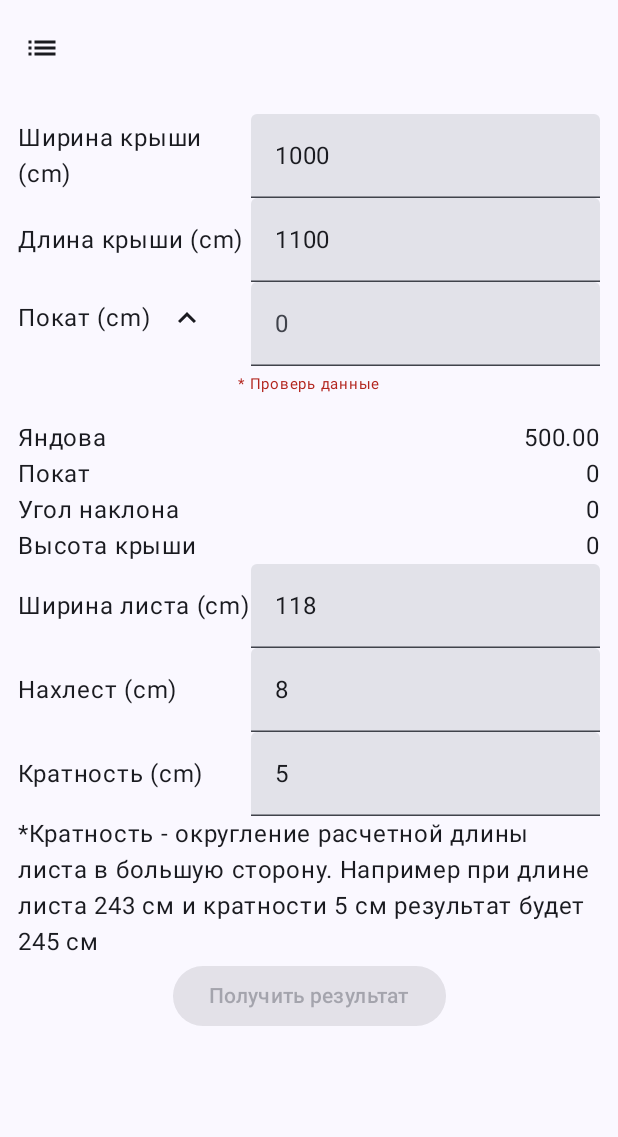
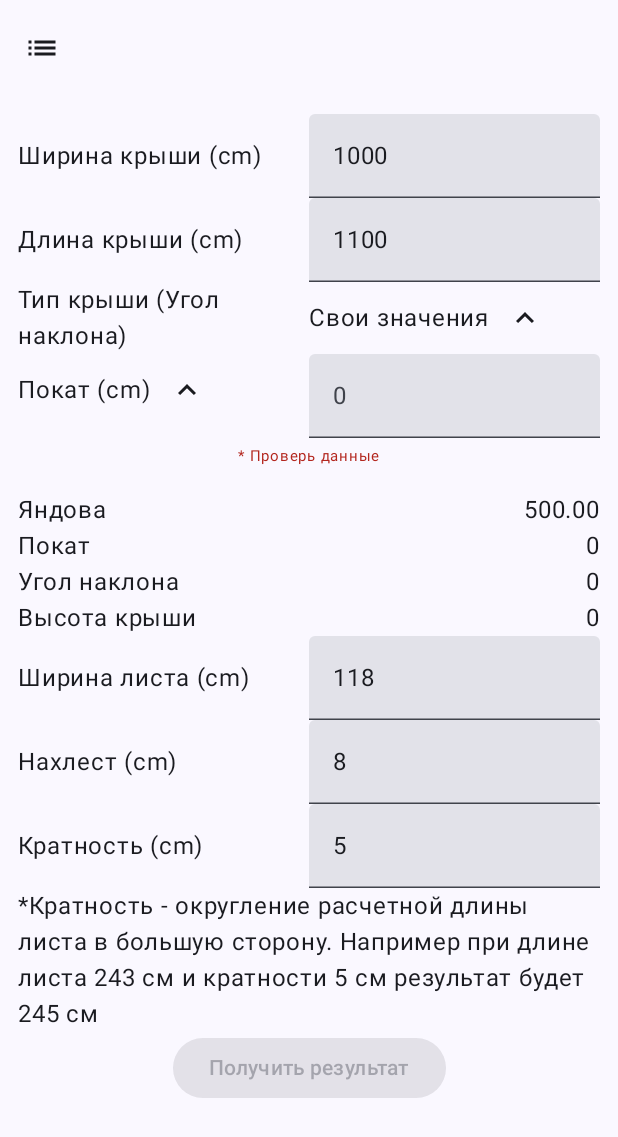
Before and after one commit to pavlig43/Roof_app, an Android app built with Jetpack Compose: the screen it shows after launch (MainActivity), on a phone screen of 412 x 824 dp. Shown: the top 1137 px of the screen. Run offline under Robolectric (Android 15) with nearby library versions, the phone set to English and light mode, and no system bars; our stand-ins replace Dagger/Hilt's generated code.

Commit message:
add variant of calculate of roof from RoofType

```diff
--- a/app/src/main/java/com/pavlig43/roofapp/UIConstants.kt
+++ b/app/src/main/java/com/pavlig43/roofapp/UIConstants.kt
@@ -3,4 +3,4 @@ package com.pavlig43.roofapp
 /**
  * Ширина текстового обозначения параметра,чтобы в списке параметров все элементы были одинаковые
  */
-const val WIDTH_COLUMN_PERCENT = 0.4f
+const val WIDTH_COLUMN_PERCENT = 0.5f
--- a/app/src/main/java/com/pavlig43/roofapp/model/RoofParamsClassic4Scat.kt
+++ b/app/src/main/java/com/pavlig43/roofapp/model/roofParamsClassic4Scat/CalculateRoofParamsClassic4Scat.kt
@@ -1,67 +1,12 @@
-package com.pavlig43.roofapp.model
+package com.pavlig43.roofapp.model.roofParamsClassic4Scat
 
 import com.pavlig43.mathbigdecimal.shapes.RightTriangle
-import com.pavlig43.mathbigdecimal.shapes.Trapezoid
 import com.pavlig43.mathbigdecimal.utils.hypot
-import com.pavlig43.roof_app.R
 import java.math.BigDecimal
 import java.math.RoundingMode
 
-/**
- * класс для орределения 4хскатной крыши
- */
-data class RoofParamsClassic4Scat(
-    val width: RoofParam = RoofParam(RoofParamName.WIDTH, value = BigDecimal("1000")),
-    val len: RoofParam = RoofParam(RoofParamName.LEN, value = BigDecimal("1100")),
-    // угол наклона листа
-    val angle: RoofParam = RoofParam(RoofParamName.ANGLE, unit = UnitOfMeasurement.ANGLE),
-    val height: RoofParam = RoofParam(RoofParamName.HEIGHT),
-    // Покат
-    val pokat: RoofParam = RoofParam(RoofParamName.POKAT),
-
-) {
-    val yandova: RoofParam by lazy {
-        RoofParam(
-            RoofParamName.YANDOVA,
-            hypot(width.value.divide(BigDecimal(2)), pokat.value)
-        )
-    }
-
-    /**
-     * Длина конька - верхнего основания трапеции
-     */
-    val smallFoot: RoofParam by lazy {
-        RoofParam(
-            RoofParamName.SMALL_FOOT,
-            Trapezoid.smallFoot(
-                bigFoot = len.value,
-                height = pokat.value,
-                edge = yandova.value,
-            )
-        )
-    }
-}
-
-enum class RoofParamName(
-    val title: Int,
-) {
-    WIDTH(R.string.width_roof),
-    LEN(R.string.len_roof),
-    ANGLE(R.string.angle_tilt),
-    HEIGHT(R.string.height_roof),
-    POKAT(R.string.pokat),
-    SMALL_FOOT(R.string.small_foot),
-    YANDOVA(R.string.yandova)
-}
-
-data class RoofParam(
-    val name: RoofParamName,
-    val value: BigDecimal = BigDecimal.ZERO,
-    val unit: UnitOfMeasurement = UnitOfMeasurement.CM,
-)
-
-fun RoofParamsClassic4Scat.updateRoofParams(roofParam: RoofParam): RoofParamsClassic4Scat =
-    when (roofParam.name) {
+fun RoofParamsClassic4Scat.updateRoofParams(roofParam: RoofParam): RoofParamsClassic4Scat {
+    return when (roofParam.name) {
         RoofParamName.WIDTH -> this.copy(width = roofParam)
         RoofParamName.LEN -> this.copy(len = roofParam)
         RoofParamName.ANGLE -> this.calculateFromAngle(roofParam)
@@ -69,7 +14,15 @@ fun RoofParamsClassic4Scat.updateRoofParams(roofParam: RoofParam): RoofParamsCla
         RoofParamName.POKAT -> this.calculateFromPokat(roofParam)
         RoofParamName.SMALL_FOOT -> TODO()
         RoofParamName.YANDOVA -> TODO()
-    }
+    }.copy(roofType = RoofType.None)
+}
+
+fun RoofParamsClassic4Scat.calculateFromRoofType(roofType: RoofType): RoofParamsClassic4Scat {
+    val angle =
+        RoofParam(RoofParamName.ANGLE, roofType.angle ?: return this.copy(roofType = RoofType.None))
+
+    return this.calculateFromAngle(angle).copy(roofType = roofType)
+}
 
 /**
  * Пересчитывается высота,покат исходя из угла наклона
--- /dev/null
+++ b/app/src/main/java/com/pavlig43/roofapp/model/roofParamsClassic4Scat/RoofParam.kt
@@ -0,0 +1,23 @@
+package com.pavlig43.roofapp.model.roofParamsClassic4Scat
+
+import com.pavlig43.roof_app.R
+import com.pavlig43.roofapp.model.UnitOfMeasurement
+import java.math.BigDecimal
+
+data class RoofParam(
+    val name: RoofParamName,
+    val value: BigDecimal = BigDecimal.ZERO,
+    val unit: UnitOfMeasurement = UnitOfMeasurement.CM,
+)
+
+enum class RoofParamName(
+    val title: Int,
+) {
+    WIDTH(R.string.width_roof),
+    LEN(R.string.len_roof),
+    ANGLE(R.string.angle_tilt),
+    HEIGHT(R.string.height_roof),
+    POKAT(R.string.pokat),
+    SMALL_FOOT(R.string.small_foot),
+    YANDOVA(R.string.yandova)
+}
--- /dev/null
+++ b/app/src/main/java/com/pavlig43/roofapp/model/roofParamsClassic4Scat/RoofParamsClassic4Scat.kt
@@ -0,0 +1,42 @@
+package com.pavlig43.roofapp.model.roofParamsClassic4Scat
+
+import com.pavlig43.mathbigdecimal.shapes.Trapezoid
+import com.pavlig43.mathbigdecimal.utils.hypot
+import com.pavlig43.roofapp.model.UnitOfMeasurement
+import java.math.BigDecimal
+
+/**
+ * класс для орределения 4хскатной крыши
+ */
+data class RoofParamsClassic4Scat(
+    val width: RoofParam = RoofParam(RoofParamName.WIDTH, value = BigDecimal("1000")),
+    val len: RoofParam = RoofParam(RoofParamName.LEN, value = BigDecimal("1100")),
+    // угол наклона листа
+    val angle: RoofParam = RoofParam(RoofParamName.ANGLE, unit = UnitOfMeasurement.ANGLE),
+    val height: RoofParam = RoofParam(RoofParamName.HEIGHT),
+    // Покат
+    val pokat: RoofParam = RoofParam(RoofParamName.POKAT),
+    val roofType: RoofType = RoofType.None
+
+) {
+    val yandova: RoofParam by lazy {
+        RoofParam(
+            RoofParamName.YANDOVA,
+            hypot(width.value.divide(BigDecimal(2)), pokat.value)
+        )
+    }
+
+    /**
+     * Длина конька - верхнего основания трапеции
+     */
+    val smallFoot: RoofParam by lazy {
+        RoofParam(
+            RoofParamName.SMALL_FOOT,
+            Trapezoid.smallFoot(
+                bigFoot = len.value,
+                height = pokat.value,
+                edge = yandova.value,
+            )
+        )
+    }
+}
--- /dev/null
+++ b/app/src/main/java/com/pavlig43/roofapp/model/roofParamsClassic4Scat/RoofType.kt
@@ -0,0 +1,12 @@
+package com.pavlig43.roofapp.model.roofParamsClassic4Scat
+
+import androidx.annotation.StringRes
+import com.pavlig43.roof_app.R
+import java.math.BigDecimal
+
+enum class RoofType(@StringRes val title: Int, val angle: BigDecimal?) {
+    None(R.string.its_values, null),
+    Candle(R.string.candle, BigDecimal("40")),
+    Standard(R.string.standard, BigDecimal("30")),
+    Flat(R.string.flat, BigDecimal("25"))
+}
--- a/app/src/main/java/com/pavlig43/roofapp/ui/calculationTile4scat/CalculationTile4ScatScreen.kt
+++ b/app/src/main/java/com/pavlig43/roofapp/ui/calculationTile4scat/CalculationTile4ScatScreen.kt
@@ -24,17 +24,19 @@ import androidx.compose.ui.unit.sp
 import androidx.hilt.navigation.compose.hiltViewModel
 import com.pavlig43.roof_app.R
 import com.pavlig43.roofapp.WIDTH_COLUMN_PERCENT
-import com.pavlig43.roofapp.model.RoofParam
-import com.pavlig43.roofapp.model.RoofParamName
-import com.pavlig43.roofapp.model.RoofParamsClassic4Scat
 import com.pavlig43.roofapp.model.Sheet
 import com.pavlig43.roofapp.model.SheetParam
+import com.pavlig43.roofapp.model.roofParamsClassic4Scat.RoofParam
+import com.pavlig43.roofapp.model.roofParamsClassic4Scat.RoofParamName
+import com.pavlig43.roofapp.model.roofParamsClassic4Scat.RoofParamsClassic4Scat
+import com.pavlig43.roofapp.model.roofParamsClassic4Scat.RoofType
 import com.pavlig43.roofapp.ui.kit.ArrowIconButton
 import com.pavlig43.roofapp.ui.kit.CalculateSheetParams
 import com.pavlig43.roofapp.ui.kit.rowParam.ParamRow
 import com.pavlig43.roofapp.ui.kit.rowParam.TextFieldBigDecimal
 import com.pavlig43.roofapp.ui.kit.rowParam.TextParam
 import com.pavlig43.roofapp.ui.theme.Roof_appTheme
+import java.math.RoundingMode
 
 @Composable
 fun CalculationTile4ScatMainScreen(moveToPdfResult: () -> Unit) {
@@ -58,6 +60,7 @@ private fun CalculationTile4ScatMainScreenp(
         updateSheetParam = viewModel::updateSheetParams,
         selectedOption = selectedOption,
         changeSelectedOption = viewModel::changeSelectedOption,
+        calculateFromRoofType = viewModel::calculateFromRoofType,
         isValid = isValid,
         getResult = {
             viewModel.getResult()
@@ -78,6 +81,7 @@ private fun CalculationTile4Scat(
     updateSheetParam: (SheetParam) -> Unit,
     selectedOption: RoofParam,
     changeSelectedOption: (RoofParam) -> Unit,
+    calculateFromRoofType: (RoofType) -> Unit,
     isValid: Boolean,
     getResult: () -> Unit,
     modifier: Modifier = Modifier,
@@ -97,12 +101,19 @@ private fun CalculationTile4Scat(
                 unit = roofParam.unit.title,
             )
         }
-        RoofParamDropMenu(
-            paramsState = paramsState,
-            updateRoofParam = updateRoofParam,
-            selectedOption = selectedOption,
-            changeSelectedOption = changeSelectedOption,
+        RoofTypeMenu(
+            roofType = paramsState.roofType,
+            calculateFromRoofType = calculateFromRoofType
         )
+        if (paramsState.roofType == RoofType.None) {
+            RoofParamDropMenu(
+                paramsState = paramsState,
+                updateRoofParam = updateRoofParam,
+                selectedOption = selectedOption,
+                changeSelectedOption = changeSelectedOption,
+            )
+        }
+
         if (!isValid) {
             Text(
                 text = "* Проверь данные",
@@ -126,8 +137,55 @@ private fun CalculationTile4Scat(
     }
 }
 
+@Composable
+private fun RoofTypeMenu(
+    roofType: RoofType,
+    calculateFromRoofType: (RoofType) -> Unit,
+    modifier: Modifier = Modifier,
+) {
+    var expanded by remember { mutableStateOf(false) }
+    Row(
+        modifier = modifier.fillMaxWidth(),
+        verticalAlignment = Alignment.CenterVertically
+    ) {
+        Text(
+            stringResource(R.string.roof_type) +
+                " (${stringResource(R.string.angle_tilt)})",
+            modifier = Modifier.fillMaxWidth(
+                WIDTH_COLUMN_PERCENT
+            )
+        )
+        Text(stringResource(roofType.title))
+        ArrowIconButton(
+            expanded = expanded,
+            changeExpanded = { expanded = !expanded }
+        )
+        Column {
+            DropdownMenu(
+                expanded = expanded,
+                onDismissRequest = { expanded = false }
+            ) {
+                RoofType.entries.forEach {
+                    DropdownMenuItem(
+                        text = {
+                            Text(
+                                stringResource(it.title) +
+                                    " (${it.angle ?: ""})"
+                            )
+                        },
+                        onClick = {
+                            calculateFromRoofType(it)
+                            expanded = false
+                        }
+                    )
+                }
+            }
+        }
+    }
+}
+
 /**
- * Выпадающее меню в котором можно выбрать покат,угол наклона и высоту крыши дял установки значения
+ * Выпадающее меню в котором можно выбрать покат,угол наклона,тип и высоту крыши дял установки значения
  */
 @Composable
 private fun RoofParamDropMenu(
@@ -158,7 +216,7 @@ private fun RoofParamDropMenu(
             onDismissRequest = onDismissRequest,
         ) {
             arrayOf(paramsState.pokat, paramsState.angle, paramsState.height).forEach { roofParam ->
-                RoofParamDropMenuRow(
+                RoofParamDropMenuItem(
                     roofParam = roofParam,
                     toSelectParam = changeSelectedOption,
                     onDismissRequest = onDismissRequest,
@@ -166,7 +224,7 @@ private fun RoofParamDropMenu(
             }
         }
         TextFieldBigDecimal(
-            value = selectedOption.value,
+            value = selectedOption.value.setScale(0, RoundingMode.HALF_UP),
             updateParam = { newValue ->
                 updateRoofParam(selectedOption.copy(value = newValue))
             },
@@ -175,7 +233,7 @@ private fun RoofParamDropMenu(
 }
 
 @Composable
-fun TextRoofParam(
+private fun TextRoofParam(
     roofParam: RoofParam,
     modifier: Modifier = Modifier,
 ) {
@@ -187,7 +245,7 @@ fun TextRoofParam(
 }
 
 @Composable
-fun RoofParamDropMenuRow(
+fun RoofParamDropMenuItem(
     roofParam: RoofParam,
     onDismissRequest: () -> Unit,
     toSelectParam: (RoofParam) -> Unit,
@@ -206,9 +264,6 @@ fun RoofParamDropMenuRow(
     )
 }
 
-/**
- * Колонка с дополнительными расчетными параметрами для информации
- */
 @Suppress("UnusedPrivateMember")
 @Preview(showBackground = true)
 @Composable
@@ -221,6 +276,7 @@ private fun CalculationTile4ScatScreenPreview() {
             updateSheetParam = { _ -> },
             selectedOption = RoofParam(RoofParamName.POKAT),
             changeSelectedOption = { _ -> },
+            calculateFromRoofType = {},
             isValid = true,
             getResult = {},
         )
--- a/app/src/main/java/com/pavlig43/roofapp/ui/calculationTile4scat/CalculationTile4ScatViewModel.kt
+++ b/app/src/main/java/com/pavlig43/roofapp/ui/calculationTile4scat/CalculationTile4ScatViewModel.kt
@@ -10,12 +10,14 @@ import com.pavlig43.roofapp.data.resourceProvider.AndroidResourceProvider
 import com.pavlig43.roofapp.di.DocType
 import com.pavlig43.roofapp.di.DocTypeBuilder
 import com.pavlig43.roofapp.domain.TileReportUseCase
-import com.pavlig43.roofapp.model.RoofParam
-import com.pavlig43.roofapp.model.RoofParamName
-import com.pavlig43.roofapp.model.RoofParamsClassic4Scat
 import com.pavlig43.roofapp.model.Sheet
 import com.pavlig43.roofapp.model.SheetParam
-import com.pavlig43.roofapp.model.updateRoofParams
+import com.pavlig43.roofapp.model.roofParamsClassic4Scat.RoofParam
+import com.pavlig43.roofapp.model.roofParamsClassic4Scat.RoofParamName
+import com.pavlig43.roofapp.model.roofParamsClassic4Scat.RoofParamsClassic4Scat
+import com.pavlig43.roofapp.model.roofParamsClassic4Scat.RoofType
+import com.pavlig43.roofapp.model.roofParamsClassic4Scat.calculateFromRoofType
+import com.pavlig43.roofapp.model.roofParamsClassic4Scat.updateRoofParams
 import com.pavlig43.roofapp.model.updateSheetParams
 import dagger.hilt.android.lifecycle.HiltViewModel
 import kotlinx.coroutines.flow.MutableStateFlow
@@ -72,6 +74,21 @@ class CalculationTile4ScatViewModel
         val c = paramsState.pokat.value
         Log.d("paramcheckValid", "$a-$b-$c")
         return Triangle.isValid(a, b, c) && paramsState.len.value >= paramsState.width.value
+    }
+
+    fun calculateFromRoofType(roofType: RoofType) {
+        _roofState.update {
+            it.calculateFromRoofType(roofType)
+        }
+        changeSelectedOption(_selectedOptionDropMenu.value)
+    }
+
+    init {
+        viewModelScope.launch {
+            _roofState.collect {
+                Log.d("params", it.toString())
+            }
+        }
     }
 
     fun updateRoofParams(roofParam: RoofParam) {
--- a/app/src/main/java/com/pavlig43/roofapp/ui/calculationTile4scat/OtherParams.kt
+++ b/app/src/main/java/com/pavlig43/roofapp/ui/calculationTile4scat/OtherParams.kt
@@ -9,9 +9,11 @@ import androidx.compose.runtime.Composable
 import androidx.compose.ui.Modifier
 import androidx.compose.ui.res.stringResource
 import com.pavlig43.roof_app.R
-import com.pavlig43.roofapp.model.RoofParamsClassic4Scat
+import com.pavlig43.roofapp.model.roofParamsClassic4Scat.RoofParamsClassic4Scat
 import java.math.BigDecimal
-
+/**
+ * Колонка с дополнительными расчетными параметрами для информации
+ */
 @Composable
 fun OtherParamsRow(
     title: String,
--- a/app/src/main/res/values/strings.xml
+++ b/app/src/main/res/values/strings.xml
@@ -45,4 +45,9 @@
     <string name="dot_manual_3">Приложение работает только с выпуклыми многоугольниками.Пока заданная фигура не выполняет это требование, кнопка получения результата не активна. Выпуклый многоугольник — это многоугольник, прямая, проведённая через любую его сторону, не пересекает плоскость самой фигуры. На картинке пример невыпуклого многоугольника.</string>
     <string name="button_to_change_the_sign_of_a_number">Button to change the sign of a number</string>
     <string name="small_foot">Конек</string>
+    <string name="its_values">Свои значения</string>
+    <string name="candle">Свеча</string>
+    <string name="standard">Стандарт</string>
+    <string name="flat">Пологая</string>
+    <string name="roof_type">Тип крыши</string>
 </resources>
```
Also changed, not shown: 1 other file.
